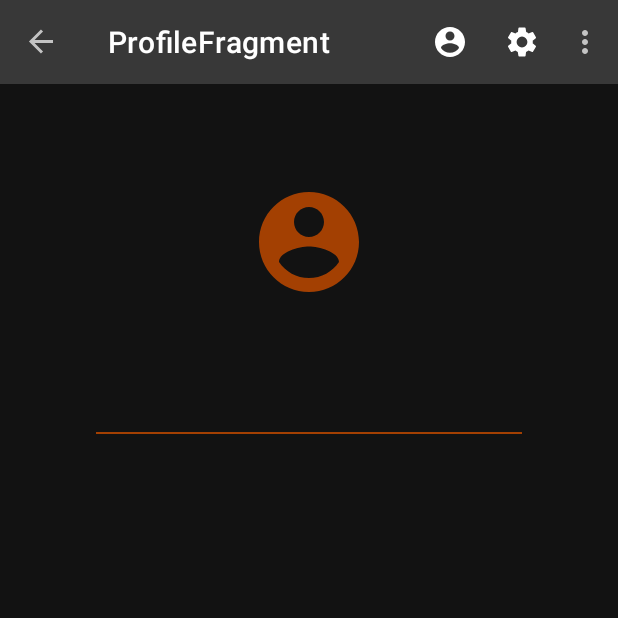
After one commit to skichrome/easy-vgp-oc, an Android app: the ProfileFragment screen opened through its navigation route, on a phone screen of 412 x 824 dp, the top half of it. The commit adds this screen. Run offline under Robolectric (Android 15) with nearby library versions, the phone set to English and light mode, and no system bars; our stand-ins replace Firebase (no records; nobody signed in at launch, a user with empty details on screens opened directly), Room's generated code, data binding, navigation-ui; libraries missing offline, so code that uses them is left out: com.firebase.ui.

Commit message:
[UI] Added a profile screen, now it can just display user informations, but it will allow user to select it's company (or allow to create a new company if necessary)
[Refactor]
Espresso tests string resources assertion changes.
xml attributes refactoring.

```diff
--- /dev/null
+++ b/app/src/main/java/com/skichrome/oc/easyvgp/view/fragments/ProfileFragment.kt
@@ -0,0 +1,48 @@
+package com.skichrome.oc.easyvgp.view.fragments
+
+import androidx.fragment.app.viewModels
+import com.google.firebase.auth.FirebaseAuth
+import com.skichrome.oc.easyvgp.EasyVGPApplication
+import com.skichrome.oc.easyvgp.R
+import com.skichrome.oc.easyvgp.databinding.FragmentProfileBinding
+import com.skichrome.oc.easyvgp.view.base.BaseBindingFragment
+import com.skichrome.oc.easyvgp.viewmodel.HomeViewModel
+import com.skichrome.oc.easyvgp.viewmodel.vmfactory.HomeViewModelFactory
+
+class ProfileFragment : BaseBindingFragment<FragmentProfileBinding>()
+{
+    // =================================
+    //              Fields
+    // =================================
+
+    private val viewModel by viewModels<HomeViewModel> {
+        HomeViewModelFactory((requireActivity().application as EasyVGPApplication).homeRepository)
+    }
+
+    // =================================
+    //        Superclass Methods
+    // =================================
+
+    override fun getFragmentLayout(): Int = R.layout.fragment_profile
+
+    override fun configureFragment()
+    {
+        configureViewModel()
+        configureUI()
+    }
+
+    // =================================
+    //              Methods
+    // =================================
+
+    private fun configureViewModel() = viewModel.apply {
+        FirebaseAuth.getInstance().uid?.let {
+            getCurrentFirebaseUser(it)
+        }
+    }
+
+    private fun configureUI()
+    {
+        binding.viewModel = viewModel
+    }
+}
--- a/app/src/main/java/com/skichrome/oc/easyvgp/viewmodel/HomeViewModel.kt
+++ b/app/src/main/java/com/skichrome/oc/easyvgp/viewmodel/HomeViewModel.kt
@@ -16,6 +16,9 @@ class HomeViewModel(private val repository: HomeRepository) : ViewModel()
     // =================================
 
     // --- Events
+
+    private val _currentUser = MutableLiveData<User>()
+    val currentUser: LiveData<User> = _currentUser
 
     private val _currentUserId = MutableLiveData<Event<Long>>()
     val currentUserId: LiveData<Event<Long>> = _currentUserId
@@ -61,7 +64,10 @@ class HomeViewModel(private val repository: HomeRepository) : ViewModel()
         viewModelScope.launch {
             val knownUser = repository.getUserByFirebaseUid(uid)
             if (knownUser is Success)
+            {
+                _currentUser.value = knownUser.data
                 _currentUserId.value = Event(knownUser.data.id)
+            }
             else
                 _currentUserId.value = Event(-1L)
         }
--- /dev/null
+++ b/app/src/main/res/drawable/ic_account_circle_24dp.xml
@@ -0,0 +1,11 @@
+<vector
+    xmlns:android="http://schemas.android.com/apk/res/android"
+    android:width="24dp"
+    android:height="24dp"
+    android:tint="#FFFFFF"
+    android:viewportWidth="24.0"
+    android:viewportHeight="24.0">
+    <path
+        android:fillColor="#FF000000"
+        android:pathData="M12,2C6.48,2 2,6.48 2,12s4.48,10 10,10 10,-4.48 10,-10S17.52,2 12,2zM12,5c1.66,0 3,1.34 3,3s-1.34,3 -3,3 -3,-1.34 -3,-3 1.34,-3 3,-3zM12,19.2c-2.5,0 -4.71,-1.28 -6,-3.22 0.03,-1.99 4,-3.08 6,-3.08 1.99,0 5.97,1.09 6,3.08 -1.29,1.94 -3.5,3.22 -6,3.22z" />
+</vector>
--- a/app/src/main/res/layout/fragment_add_edit_customer.xml
+++ b/app/src/main/res/layout/fragment_add_edit_customer.xml
@@ -97,12 +97,7 @@
 
                 <View
                     android:id="@+id/addEditCustomerFragDivider1"
-                    android:layout_width="match_parent"
-                    android:layout_height="2dp"
-                    android:layout_marginStart="@dimen/divider_horizontal_margin"
-                    android:layout_marginTop="@dimen/divider_top_margin"
-                    android:layout_marginEnd="@dimen/divider_horizontal_margin"
-                    android:background="@color/secondaryColor"
+                    style="@style/separatorStyle"
                     app:layout_constraintEnd_toEndOf="parent"
                     app:layout_constraintStart_toStartOf="parent"
                     app:layout_constraintTop_toBottomOf="@id/addEditCustomerFragSiretText" />
@@ -168,12 +163,7 @@
 
                 <View
                     android:id="@+id/addEditCustomerFragDivider2"
-                    android:layout_width="match_parent"
-                    android:layout_height="2dp"
-                    android:layout_marginStart="@dimen/divider_horizontal_margin"
-                    android:layout_marginTop="@dimen/divider_top_margin"
-                    android:layout_marginEnd="@dimen/divider_horizontal_margin"
-                    android:background="@color/secondaryColor"
+                    style="@style/separatorStyle"
                     app:layout_constraintEnd_toEndOf="parent"
                     app:layout_constraintStart_toStartOf="parent"
                     app:layout_constraintTop_toBottomOf="@id/addEditCustomerFragMobilePhoneText" />
@@ -241,12 +231,7 @@
 
                 <View
                     android:id="@+id/addEditCustomerFragDivider3"
-                    android:layout_width="match_parent"
-                    android:layout_height="2dp"
-                    android:layout_marginStart="@dimen/divider_horizontal_margin"
-                    android:layout_marginTop="@dimen/divider_top_margin"
-                    android:layout_marginEnd="@dimen/divider_horizontal_margin"
-                    android:background="@color/secondaryColor"
+                    style="@style/separatorStyle"
                     app:layout_constraintEnd_toEndOf="parent"
                     app:layout_constraintStart_toStartOf="parent"
                     app:layout_constraintTop_toBottomOf="@id/addEditCustomerFragCityText" />
--- /dev/null
+++ b/app/src/main/res/layout/fragment_profile.xml
@@ -0,0 +1,68 @@
+<?xml version="1.0" encoding="utf-8"?>
+
+<layout
+    xmlns:android="http://schemas.android.com/apk/res/android"
+    xmlns:app="http://schemas.android.com/apk/res-auto"
+    xmlns:tools="http://schemas.android.com/tools">
+
+    <data>
+
+        <variable
+            name="viewModel"
+            type="com.skichrome.oc.easyvgp.viewmodel.HomeViewModel" />
+    </data>
+
+    <androidx.constraintlayout.widget.ConstraintLayout
+        android:layout_width="match_parent"
+        android:layout_height="match_parent">
+
+        <androidx.constraintlayout.widget.Guideline
+            android:id="@+id/settingsFragmentGuideline"
+            android:layout_width="wrap_content"
+            android:layout_height="wrap_content"
+            android:orientation="horizontal"
+            app:layout_constraintGuide_percent="0.20" />
+
+        <ImageView
+            android:layout_width="80dp"
+            android:layout_height="80dp"
+            android:layout_marginBottom="8dp"
+            android:contentDescription="@string/setting_fragment_account_img_content_desc"
+            android:src="@drawable/ic_account_circle_24dp"
+            android:tint="@color/secondaryColor"
+            app:layout_constraintBottom_toTopOf="@id/settingsFragmentGuideline"
+            app:layout_constraintEnd_toEndOf="parent"
+            app:layout_constraintStart_toStartOf="parent" />
+
+        <TextView
+            android:id="@+id/settingsFragmentName"
+            style="@style/TextAppearance.AppCompat.Title"
+            android:layout_width="wrap_content"
+            android:layout_height="wrap_content"
+            android:layout_marginTop="8dp"
+            android:text="@{viewModel.currentUser.name}"
+            app:layout_constraintEnd_toEndOf="parent"
+            app:layout_constraintStart_toStartOf="parent"
+            app:layout_constraintTop_toBottomOf="@id/settingsFragmentGuideline"
+            tools:text="John Doe" />
+
+        <TextView
+            android:id="@+id/settingsFragmentEmail"
+            style="@style/TextAppearance.AppCompat.Body1"
+            android:layout_width="wrap_content"
+            android:layout_height="wrap_content"
+            android:layout_marginTop="8dp"
+            android:text="@{viewModel.currentUser.email}"
+            app:layout_constraintEnd_toEndOf="parent"
+            app:layout_constraintStart_toStartOf="parent"
+            app:layout_constraintTop_toBottomOf="@id/settingsFragmentName"
+            tools:text="john.doe@fakemail.com" />
+
+        <View
+            android:id="@+id/settingsFragmentDivider"
+            style="@style/separatorStyle"
+            app:layout_constraintEnd_toEndOf="parent"
+            app:layout_constraintStart_toStartOf="parent"
+            app:layout_constraintTop_toBottomOf="@id/settingsFragmentEmail" />
+    </androidx.constraintlayout.widget.ConstraintLayout>
+</layout>
--- a/app/src/main/res/menu/activity_main_toolbar_menu.xml
+++ b/app/src/main/res/menu/activity_main_toolbar_menu.xml
@@ -10,6 +10,11 @@
         android:title="@string/menu_log_out_title"
         app:showAsAction="never" />
     <item
+        android:id="@+id/profileFragment"
+        android:icon="@drawable/ic_account_circle_24dp"
+        android:title="@string/menu_settings_profile"
+        app:showAsAction="ifRoom" />
+    <item
         android:id="@+id/settingsFragment"
         android:icon="@drawable/ic_settings_24dp"
         android:title="@string/menu_settings_title"
--- a/app/src/main/res/navigation/main_navigation.xml
+++ b/app/src/main/res/navigation/main_navigation.xml
@@ -120,4 +120,9 @@
             android:defaultValue="-1L"
             app:argType="long" />
     </fragment>
+    <fragment
+        android:id="@+id/profileFragment"
+        android:name="com.skichrome.oc.easyvgp.view.fragments.ProfileFragment"
+        android:label="ProfileFragment"
+        tools:layout="@layout/fragment_profile" />
 </navigation>
--- a/app/src/main/res/values/strings.xml
+++ b/app/src/main/res/values/strings.xml
@@ -1,5 +1,9 @@
 <resources>
     <string name="app_name">Easy VGP</string>
+
+    <!-- MainActivity -->
+    <string name="frag_login_success">You are successfully logged in !</string>
+    <string name="frag_login_error">We can\'t login you into the app, please retry</string>
 
     <!-- Home Fragment -->
     <string name="frag_home_btn_new_vgp">New VGP</string>
@@ -13,9 +17,8 @@
     <string name="view_model_home_user_update">New user has been successfully updated</string>
     <string name="view_model_home_user_update_error">An error occurred when updating new user</string>
 
-    <!-- MainActivity -->
-    <string name="frag_login_success">You are successfully logged in !</string>
-    <string name="frag_login_error">We can\'t login you into the app, please retry</string>
+    <!-- Settings Fragment -->
+    <string name="setting_fragment_account_img_content_desc">Account image profile</string>
 
     <!-- Add Edit Customer Fragment -->
     <string name="frag_add_edit_customer_name_title">Customer Name</string>
@@ -49,7 +52,7 @@
     <!-- Menu items -->
     <string name="menu_log_out_title">Log out</string>
     <string name="menu_settings_title">settings</string>
-    <string name="test">Required field</string>
+    <string name="menu_settings_profile">Profile</string>
 
     <!-- Machine ViewModel -->
     <string name="view_model_machine_machines_list">An error occurred when fetching all machines</string>
--- a/app/src/main/res/values/styles.xml
+++ b/app/src/main/res/values/styles.xml
@@ -49,6 +49,17 @@
         <item name="android:layout_marginStart">@dimen/tv_input_margin</item>
         <item name="android:drawablePadding">@dimen/edit_text_drawable_padding</item>
     </style>
+
+    <!-- TextView style -->
+    <style name="separatorStyle" parent="AppTheme">
+        <item name="android:background">@color/secondaryColor</item>
+        <item name="android:layout_marginStart">@dimen/divider_horizontal_margin</item>
+        <item name="android:layout_marginEnd">@dimen/divider_horizontal_margin</item>
+        <item name="android:layout_marginTop">@dimen/divider_top_margin</item>
+        <item name="android:layout_height">1dp</item>
+        <item name="android:layout_width">match_parent</item>
+    </style>
+
     <!-- Sign-in Activity style -->
     <style name="LoginTheme" parent="AppTheme">
         <item name="colorPrimary">@color/primaryColor</item>
```
Also changed, not shown: 1 other file.
